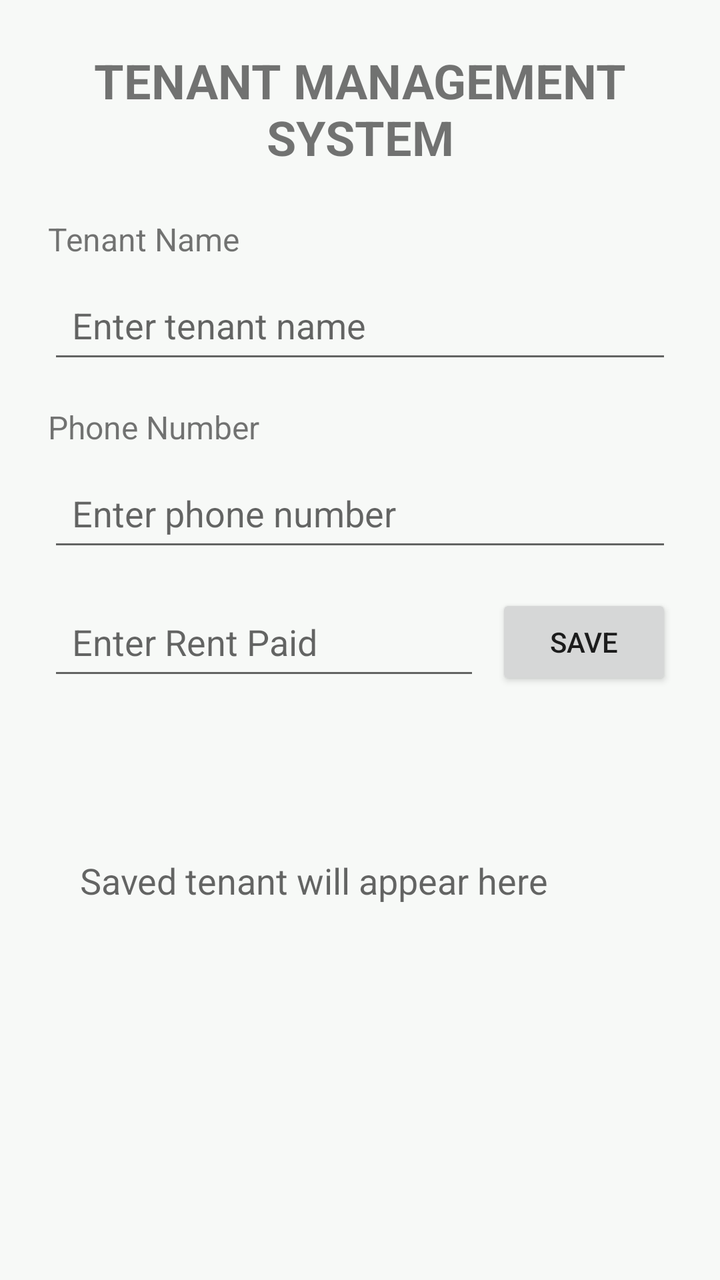
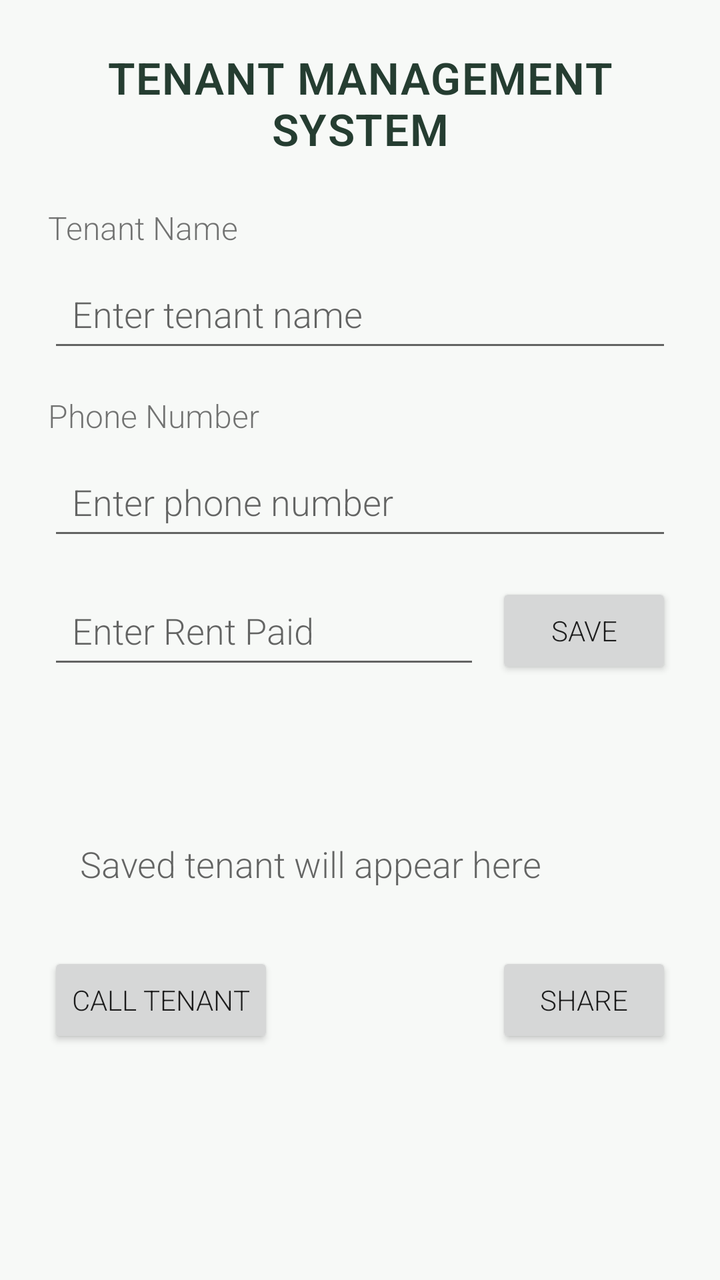

Compare the two renders of this Android layout. The source of the first and the diff that turns it into the second are given below.
<!-- AndroidManifest.xml: application theme Theme.TenantManagement -->
<!-- res/layout/activity_main.xml -->
<?xml version='1.0' encoding='utf-8'?>
<layout
    xmlns:android="http://schemas.android.com/apk/res/android"
    xmlns:app="http://schemas.android.com/apk/res-auto">
    <data>
        <variable
            name="tenant"
            type="com.example.tenantmanagementsystem.Tenant" />
    </data>
    <ScrollView
        android:layout_width="match_parent"
        android:layout_height="match_parent"
        android:fillViewport="true">
        <androidx.constraintlayout.widget.ConstraintLayout
            android:layout_width="match_parent"
            android:layout_height="wrap_content"
            android:paddingBottom="24dp">
            <TextView
                android:id="@+id/titleTextView"
                android:layout_width="0dp"
                android:layout_height="wrap_content"
                android:layout_marginStart="24dp"
                android:layout_marginEnd="24dp"
                android:text="@string/title"
                android:textSize="24sp"
                android:textStyle="bold"
                android:gravity="center"
                android:layout_marginTop="24dp"
                app:layout_constraintTop_toTopOf="parent"
                app:layout_constraintStart_toStartOf="parent"
                app:layout_constraintEnd_toEndOf="parent" />
            <TextView
                android:id="@+id/tenantNameLabel"
                android:layout_width="0dp"
                android:layout_height="wrap_content"
                android:layout_marginStart="24dp"
                android:layout_marginEnd="24dp"
                android:text="@string/tenant_name"
                android:textSize="16sp"
                android:layout_marginTop="24dp"
                android:labelFor="@id/tenantNameEditText"
                app:layout_constraintTop_toBottomOf="@id/titleTextView"
                app:layout_constraintStart_toStartOf="parent"
                app:layout_constraintEnd_toEndOf="parent" />
            <EditText
                android:id="@+id/tenantNameEditText"
                android:layout_width="0dp"
                android:layout_height="wrap_content"
                android:layout_marginStart="24dp"
                android:layout_marginEnd="24dp"
                android:hint="@string/name_hint"
                android:minHeight="48dp"
                android:padding="12dp"
                android:layout_marginTop="8dp"
                android:inputType="textPersonName"
                android:autofillHints="name"
                app:layout_constraintTop_toBottomOf="@id/tenantNameLabel"
                app:layout_constraintStart_toStartOf="parent"
                app:layout_constraintEnd_toEndOf="parent" />
            <TextView
                android:id="@+id/phoneLabel"
                android:layout_width="0dp"
                android:layout_height="wrap_content"
                android:layout_marginStart="24dp"
                android:layout_marginEnd="24dp"
                android:text="@string/phone_number"
                android:textSize="16sp"
                android:layout_marginTop="16dp"
                android:labelFor="@id/phoneEditText"
                app:layout_constraintTop_toBottomOf="@id/tenantNameEditText"
                app:layout_constraintStart_toStartOf="parent"
                app:layout_constraintEnd_toEndOf="parent" />
            <EditText
                android:id="@+id/phoneEditText"
                android:layout_width="0dp"
                android:layout_height="wrap_content"
                android:layout_marginStart="24dp"
                android:layout_marginEnd="24dp"
                android:hint="@string/phone_hint"
                android:inputType="phone"
                android:autofillHints="phone"
                android:minHeight="48dp"
                android:padding="12dp"
                android:layout_marginTop="8dp"
                app:layout_constraintTop_toBottomOf="@id/phoneLabel"
                app:layout_constraintStart_toStartOf="parent"
                app:layout_constraintEnd_toEndOf="parent" />
            <EditText
                android:id="@+id/rentEditText"
                android:layout_width="0dp"
                android:layout_height="wrap_content"
                android:layout_marginStart="24dp"
                android:layout_marginEnd="8dp"
                android:hint="@string/rent_hint"
                android:inputType="numberDecimal"
                android:importantForAutofill="no"
                android:minHeight="48dp"
                android:padding="12dp"
                android:layout_marginTop="16dp"
                app:layout_constraintTop_toBottomOf="@id/phoneEditText"
                app:layout_constraintStart_toStartOf="parent"
                app:layout_constraintEnd_toStartOf="@id/saveButton" />
            <Button
                android:id="@+id/saveButton"
                android:layout_width="wrap_content"
                android:layout_height="wrap_content"
                android:layout_marginStart="0dp"
                android:layout_marginEnd="24dp"
                android:text="@string/save"
                android:minHeight="48dp"
                app:layout_constraintTop_toTopOf="@id/rentEditText"
                app:layout_constraintBottom_toBottomOf="@id/rentEditText"
                app:layout_constraintEnd_toEndOf="parent" />
            <TextView
                android:id="@+id/savedTenantNameTextView"
                android:layout_width="0dp"
                android:layout_height="wrap_content"
                android:layout_marginStart="24dp"
                android:layout_marginEnd="24dp"
                android:text="@{tenant.name}"
                android:textSize="26sp"
                android:textStyle="bold"
                android:layout_marginTop="24dp"
                app:layout_constraintTop_toBottomOf="@id/rentEditText"
                app:layout_constraintStart_toStartOf="parent"
                app:layout_constraintEnd_toEndOf="parent" />
            <TextView
                android:id="@+id/tenantResultTextView"
                android:layout_width="0dp"
                android:layout_height="wrap_content"
                android:layout_marginStart="24dp"
                android:layout_marginEnd="24dp"
                android:text="@{tenant.summary()}"
                android:hint="@string/result_hint"
                android:textSize="18sp"
                android:padding="16dp"
                android:layout_marginTop="8dp"
                android:accessibilityLiveRegion="polite"
                app:layout_constraintTop_toBottomOf="@id/savedTenantNameTextView"
                app:layout_constraintStart_toStartOf="parent"
                app:layout_constraintEnd_toEndOf="parent" />
        </androidx.constraintlayout.widget.ConstraintLayout>
    </ScrollView>
</layout>
<!-- resources referenced by this layout -->
<resources>
  <string name="name_hint">Enter tenant name</string>
  <string name="phone_hint">Enter phone number</string>
  <string name="phone_number">Phone Number</string>
  <string name="rent_hint">Enter Rent Paid</string>
  <string name="result_hint">Saved tenant will appear here</string>
  <string name="save">SAVE</string>
  <string name="tenant_name">Tenant Name</string>
  <string name="title">TENANT MANAGEMENT SYSTEM</string>
  <style name="Theme.TenantManagement" parent="Theme.AppCompat.Light.NoActionBar">
          <item name="colorPrimary">#245C43</item>
          <item name="colorPrimaryDark">#183D2D</item>
          <item name="colorAccent">#245C43</item>
          <item name="android:windowLightStatusBar">true</item>
          <item name="android:statusBarColor">#F7F9F7</item>
          <item name="android:navigationBarColor">#F7F9F7</item>
          <item name="android:windowBackground">#F7F9F7</item>
      </style>
</resources>

<!-- the commit's change to res/layout/activity_main.xml (unified diff, before → after) -->
@@ -1,4 +1,4 @@
-<?xml version='1.0' encoding='utf-8'?>
+<?xml version="1.0" encoding="utf-8"?>
 <layout
     xmlns:android="http://schemas.android.com/apk/res/android"
     xmlns:app="http://schemas.android.com/apk/res-auto">
@@ -22,14 +22,18 @@
                 android:layout_marginStart="24dp"
                 android:layout_marginEnd="24dp"
                 android:text="@string/title"
-                android:textSize="24sp"
+                android:textSize="22sp"
                 android:textStyle="bold"
+                android:fontFamily="sans-serif-condensed"
+                android:letterSpacing="0.025"
+                android:textColor="#253D31"
                 android:gravity="center"
                 android:layout_marginTop="24dp"
                 app:layout_constraintTop_toTopOf="parent"
                 app:layout_constraintStart_toStartOf="parent"
                 app:layout_constraintEnd_toEndOf="parent" />
             <TextView
+                android:fontFamily="sans-serif-medium"
                 android:id="@+id/tenantNameLabel"
                 android:layout_width="0dp"
                 android:layout_height="wrap_content"
@@ -38,7 +42,6 @@
                 android:text="@string/tenant_name"
                 android:textSize="16sp"
                 android:layout_marginTop="24dp"
-                android:labelFor="@id/tenantNameEditText"
                 app:layout_constraintTop_toBottomOf="@id/titleTextView"
                 app:layout_constraintStart_toStartOf="parent"
                 app:layout_constraintEnd_toEndOf="parent" />
@@ -58,6 +61,7 @@
                 app:layout_constraintStart_toStartOf="parent"
                 app:layout_constraintEnd_toEndOf="parent" />
             <TextView
+                android:fontFamily="sans-serif-medium"
                 android:id="@+id/phoneLabel"
                 android:layout_width="0dp"
                 android:layout_height="wrap_content"
@@ -66,7 +70,6 @@
                 android:text="@string/phone_number"
                 android:textSize="16sp"
                 android:layout_marginTop="16dp"
-                android:labelFor="@id/phoneEditText"
                 app:layout_constraintTop_toBottomOf="@id/tenantNameEditText"
                 app:layout_constraintStart_toStartOf="parent"
                 app:layout_constraintEnd_toEndOf="parent" />
@@ -101,6 +104,7 @@
                 app:layout_constraintStart_toStartOf="parent"
                 app:layout_constraintEnd_toStartOf="@id/saveButton" />
             <Button
+                android:fontFamily="sans-serif-medium"
                 android:id="@+id/saveButton"
                 android:layout_width="wrap_content"
                 android:layout_height="wrap_content"
@@ -118,8 +122,11 @@
                 android:layout_marginStart="24dp"
                 android:layout_marginEnd="24dp"
                 android:text="@{tenant.name}"
-                android:textSize="26sp"
+                android:textSize="24sp"
                 android:textStyle="bold"
+                android:fontFamily="sans-serif-condensed"
+                android:letterSpacing="0.025"
+                android:textColor="#253D31"
                 android:layout_marginTop="24dp"
                 app:layout_constraintTop_toBottomOf="@id/rentEditText"
                 app:layout_constraintStart_toStartOf="parent"
@@ -139,6 +146,26 @@
                 app:layout_constraintTop_toBottomOf="@id/savedTenantNameTextView"
                 app:layout_constraintStart_toStartOf="parent"
                 app:layout_constraintEnd_toEndOf="parent" />
+            <Button
+                android:fontFamily="sans-serif-medium"
+                android:id="@+id/callButton"
+                android:layout_width="wrap_content"
+                android:layout_height="wrap_content"
+                android:text="@string/call_tenant"
+                android:layout_marginTop="16dp"
+                app:layout_constraintTop_toBottomOf="@id/tenantResultTextView"
+                app:layout_constraintStart_toStartOf="parent"
+                android:layout_marginStart="24dp" />
+            <Button
+                android:fontFamily="sans-serif-medium"
+                android:id="@+id/shareButton"
+                android:layout_width="wrap_content"
+                android:layout_height="wrap_content"
+                android:text="@string/share"
+                android:layout_marginTop="16dp"
+                app:layout_constraintTop_toBottomOf="@id/tenantResultTextView"
+                app:layout_constraintEnd_toEndOf="parent"
+                android:layout_marginEnd="24dp" />
         </androidx.constraintlayout.widget.ConstraintLayout>
     </ScrollView>
 </layout>
<!-- resource entries referenced after the edit -->
@@ -1,14 +1,18 @@
 <!-- resources referenced by this layout -->
 <resources>
+  <string name="call_tenant">CALL TENANT</string>
   <string name="name_hint">Enter tenant name</string>
   <string name="phone_hint">Enter phone number</string>
   <string name="phone_number">Phone Number</string>
   <string name="rent_hint">Enter Rent Paid</string>
   <string name="result_hint">Saved tenant will appear here</string>
   <string name="save">SAVE</string>
+  <string name="share">SHARE</string>
   <string name="tenant_name">Tenant Name</string>
   <string name="title">TENANT MANAGEMENT SYSTEM</string>
   <style name="Theme.TenantManagement" parent="Theme.AppCompat.Light.NoActionBar">
+          <item name="android:fontFamily">sans-serif-light</item>
+          <item name="fontFamily">sans-serif-light</item>
           <item name="colorPrimary">#245C43</item>
           <item name="colorPrimaryDark">#183D2D</item>
           <item name="colorAccent">#245C43</item>
